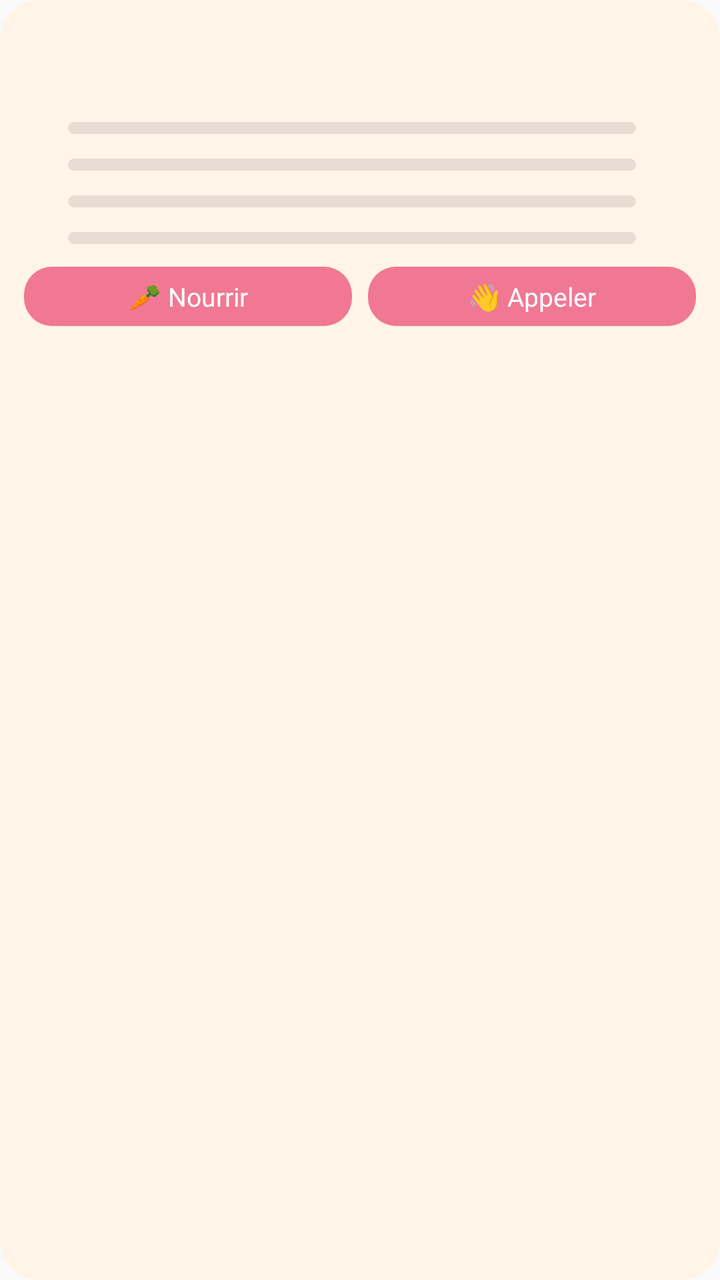
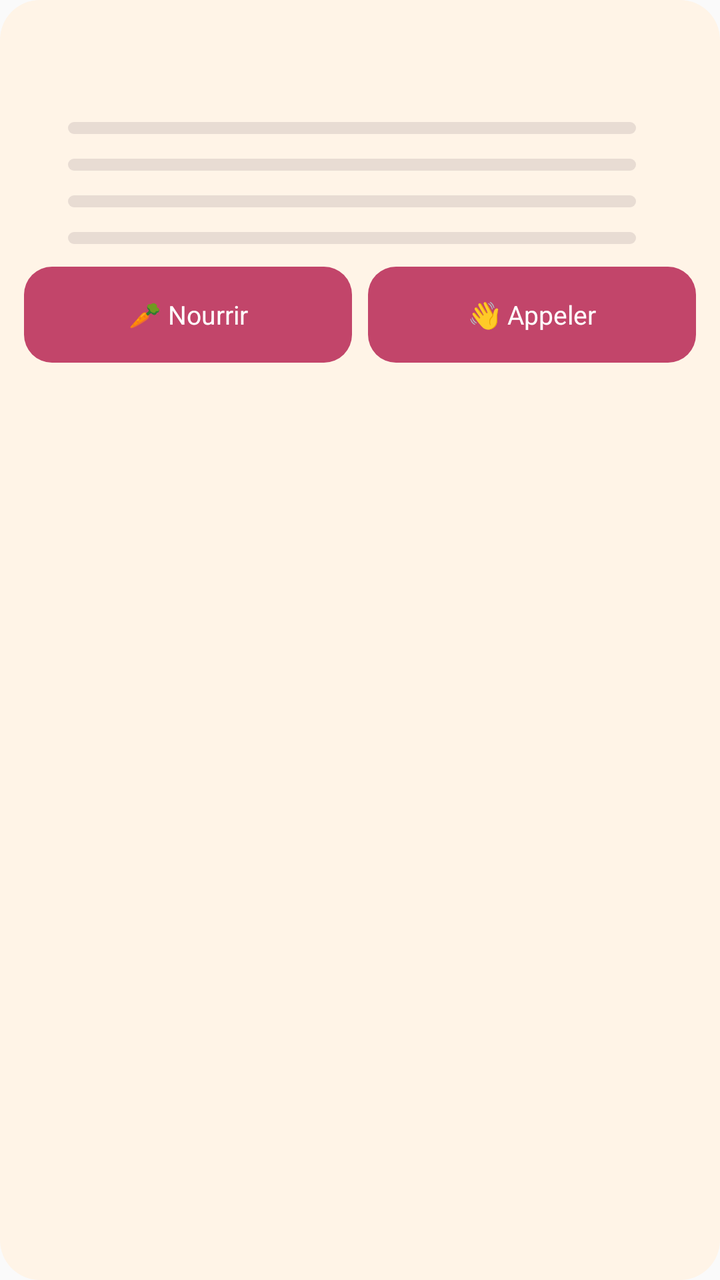

Two renders of the same Android screen: before a commit and after it. Below are the layout's source before the change and the commit's diff.
<!-- AndroidManifest.xml: application theme android:Theme.Material.Light.NoActionBar -->
<!-- res/layout/widget_pet.xml -->
<?xml version="1.0" encoding="utf-8"?>
<LinearLayout xmlns:android="http://schemas.android.com/apk/res/android"
    android:id="@+id/widget_root"
    android:layout_width="match_parent"
    android:layout_height="match_parent"
    android:background="@drawable/widget_bg"
    android:orientation="vertical"
    android:padding="12dp">

    <TextView
        android:id="@+id/widget_title"
        android:layout_width="match_parent"
        android:layout_height="wrap_content"
        android:ellipsize="end"
        android:maxLines="1"
        android:textColor="#FF3A2E39"
        android:textSize="16sp"
        android:textStyle="bold" />

    <TextView
        android:id="@+id/widget_subtitle"
        android:layout_width="match_parent"
        android:layout_height="wrap_content"
        android:ellipsize="end"
        android:maxLines="1"
        android:textColor="#FF7A6B75"
        android:textSize="12sp" />

    <LinearLayout
        android:id="@+id/widget_gauges"
        android:layout_width="match_parent"
        android:layout_height="wrap_content"
        android:layout_marginTop="4dp"
        android:orientation="vertical">
        <LinearLayout
            android:layout_width="match_parent"
            android:layout_height="wrap_content"
            android:layout_marginTop="2dp"
            android:gravity="center_vertical"
            android:orientation="horizontal">

            <TextView
                android:id="@+id/widget_g0_label"
                android:layout_width="22dp"
                android:layout_height="wrap_content"
                android:textSize="12sp" />

            <ProgressBar
                android:id="@+id/widget_g0_bar"
                style="@android:style/Widget.ProgressBar.Horizontal"
                android:layout_width="0dp"
                android:layout_height="6dp"
                android:layout_weight="1"
                android:max="100"
                android:progressTint="#FFF07893"
                android:progressBackgroundTint="#FFE8DCD3" />

            <TextView
                android:id="@+id/widget_g0_value"
                android:layout_width="30dp"
                android:layout_height="wrap_content"
                android:paddingHorizontal="4dp"
                android:textColor="#FF7A6B75"
                android:textSize="11sp" />
        </LinearLayout>
        <LinearLayout
            android:layout_width="match_parent"
            android:layout_height="wrap_content"
            android:layout_marginTop="2dp"
            android:gravity="center_vertical"
            android:orientation="horizontal">

            <TextView
                android:id="@+id/widget_g1_label"
                android:layout_width="22dp"
                android:layout_height="wrap_content"
                android:textSize="12sp" />

            <ProgressBar
                android:id="@+id/widget_g1_bar"
                style="@android:style/Widget.ProgressBar.Horizontal"
                android:layout_width="0dp"
                android:layout_height="6dp"
                android:layout_weight="1"
                android:max="100"
                android:progressTint="#FFF07893"
                android:progressBackgroundTint="#FFE8DCD3" />

            <TextView
                android:id="@+id/widget_g1_value"
                android:layout_width="30dp"
                android:layout_height="wrap_content"
                android:paddingHorizontal="4dp"
                android:textColor="#FF7A6B75"
                android:textSize="11sp" />
        </LinearLayout>
        <LinearLayout
            android:layout_width="match_parent"
            android:layout_height="wrap_content"
            android:layout_marginTop="2dp"
            android:gravity="center_vertical"
            android:orientation="horizontal">

            <TextView
                android:id="@+id/widget_g2_label"
                android:layout_width="22dp"
                android:layout_height="wrap_content"
                android:textSize="12sp" />

            <ProgressBar
                android:id="@+id/widget_g2_bar"
                style="@android:style/Widget.ProgressBar.Horizontal"
                android:layout_width="0dp"
                android:layout_height="6dp"
                android:layout_weight="1"
                android:max="100"
                android:progressTint="#FFF07893"
                android:progressBackgroundTint="#FFE8DCD3" />

            <TextView
                android:id="@+id/widget_g2_value"
                android:layout_width="30dp"
                android:layout_height="wrap_content"
                android:paddingHorizontal="4dp"
                android:textColor="#FF7A6B75"
                android:textSize="11sp" />
        </LinearLayout>
        <LinearLayout
            android:layout_width="match_parent"
            android:layout_height="wrap_content"
            android:layout_marginTop="2dp"
            android:gravity="center_vertical"
            android:orientation="horizontal">

            <TextView
                android:id="@+id/widget_g3_label"
                android:layout_width="22dp"
                android:layout_height="wrap_content"
                android:textSize="12sp" />

            <ProgressBar
                android:id="@+id/widget_g3_bar"
                style="@android:style/Widget.ProgressBar.Horizontal"
                android:layout_width="0dp"
                android:layout_height="6dp"
                android:layout_weight="1"
                android:max="100"
                android:progressTint="#FFF07893"
                android:progressBackgroundTint="#FFE8DCD3" />

            <TextView
                android:id="@+id/widget_g3_value"
                android:layout_width="30dp"
                android:layout_height="wrap_content"
                android:paddingHorizontal="4dp"
                android:textColor="#FF7A6B75"
                android:textSize="11sp" />
        </LinearLayout>
    </LinearLayout>

    <TextView
        android:id="@+id/widget_status"
        android:layout_width="match_parent"
        android:layout_height="wrap_content"
        android:ellipsize="end"
        android:maxLines="1"
        android:textColor="#FF7A6B75"
        android:textSize="11sp"
        android:visibility="gone" />

    <LinearLayout
        android:id="@+id/widget_buttons"
        android:layout_width="match_parent"
        android:layout_height="wrap_content"
        android:layout_marginTop="6dp"
        android:orientation="horizontal">

        <TextView
            android:id="@+id/widget_feed"
            android:layout_width="0dp"
            android:layout_height="wrap_content"
            android:layout_weight="1"
            android:background="@drawable/widget_button_bg"
            android:gravity="center"
            android:padding="6dp"
            android:text="@string/widget_feed"
            android:textColor="#FFFFFFFF"
            android:textSize="13sp" />

        
        <FrameLayout
            android:id="@+id/widget_gap"
            android:layout_width="8dp"
            android:layout_height="1dp" />

        <TextView
            android:id="@+id/widget_call"
            android:layout_width="0dp"
            android:layout_height="wrap_content"
            android:layout_weight="1"
            android:background="@drawable/widget_button_bg"
            android:gravity="center"
            android:padding="6dp"
            android:text="@string/widget_call"
            android:textColor="#FFFFFFFF"
            android:textSize="13sp" />
    </LinearLayout>
</LinearLayout>
<!-- resources referenced by this layout -->
<resources>
  <!-- drawable widget_bg (drawable) -->
  <?xml version="1.0" encoding="utf-8"?>
  <shape xmlns:android="http://schemas.android.com/apk/res/android" android:shape="rectangle">
      <solid android:color="#F2FFF4E6" />
      <corners android:radius="20dp" />
  </shape>
  <!-- drawable widget_button_bg (drawable) -->
  <?xml version="1.0" encoding="utf-8"?>
  <shape xmlns:android="http://schemas.android.com/apk/res/android" android:shape="rectangle">
      <solid android:color="#FFF07893" />
      <corners android:radius="14dp" />
  </shape>
  <string name="widget_call">👋 Appeler</string>
  <string name="widget_feed">🥕 Nourrir</string>
</resources>

<!-- the commit's change to res/layout/widget_pet.xml (unified diff, before → after) -->
@@ -32,7 +32,10 @@
         android:layout_height="wrap_content"
         android:layout_marginTop="4dp"
         android:orientation="vertical">
-        <LinearLayout
+        
+        <LinearLayout
+            android:id="@+id/widget_g0_row"
+            android:screenReaderFocusable="true"
             android:layout_width="match_parent"
             android:layout_height="wrap_content"
             android:layout_marginTop="2dp"
@@ -41,12 +44,14 @@
 
             <TextView
                 android:id="@+id/widget_g0_label"
+                android:importantForAccessibility="no"
                 android:layout_width="22dp"
                 android:layout_height="wrap_content"
                 android:textSize="12sp" />
 
             <ProgressBar
                 android:id="@+id/widget_g0_bar"
+                android:importantForAccessibility="no"
                 style="@android:style/Widget.ProgressBar.Horizontal"
                 android:layout_width="0dp"
                 android:layout_height="6dp"
@@ -57,13 +62,18 @@
 
             <TextView
                 android:id="@+id/widget_g0_value"
-                android:layout_width="30dp"
-                android:layout_height="wrap_content"
-                android:paddingHorizontal="4dp"
-                android:textColor="#FF7A6B75"
-                android:textSize="11sp" />
-        </LinearLayout>
-        <LinearLayout
+                android:importantForAccessibility="no"
+                android:layout_width="wrap_content"
+                android:minWidth="30dp"
+                android:layout_height="wrap_content"
+                android:paddingHorizontal="4dp"
+                android:textColor="#FF7A6B75"
+                android:textSize="11sp" />
+        </LinearLayout>
+        
+        <LinearLayout
+            android:id="@+id/widget_g1_row"
+            android:screenReaderFocusable="true"
             android:layout_width="match_parent"
             android:layout_height="wrap_content"
             android:layout_marginTop="2dp"
@@ -72,12 +82,14 @@
 
             <TextView
                 android:id="@+id/widget_g1_label"
+                android:importantForAccessibility="no"
                 android:layout_width="22dp"
                 android:layout_height="wrap_content"
                 android:textSize="12sp" />
 
             <ProgressBar
                 android:id="@+id/widget_g1_bar"
+                android:importantForAccessibility="no"
                 style="@android:style/Widget.ProgressBar.Horizontal"
                 android:layout_width="0dp"
                 android:layout_height="6dp"
@@ -88,13 +100,18 @@
 
             <TextView
                 android:id="@+id/widget_g1_value"
-                android:layout_width="30dp"
-                android:layout_height="wrap_content"
-                android:paddingHorizontal="4dp"
-                android:textColor="#FF7A6B75"
-                android:textSize="11sp" />
-        </LinearLayout>
-        <LinearLayout
+                android:importantForAccessibility="no"
+                android:layout_width="wrap_content"
+                android:minWidth="30dp"
+                android:layout_height="wrap_content"
+                android:paddingHorizontal="4dp"
+                android:textColor="#FF7A6B75"
+                android:textSize="11sp" />
+        </LinearLayout>
+        
+        <LinearLayout
+            android:id="@+id/widget_g2_row"
+            android:screenReaderFocusable="true"
             android:layout_width="match_parent"
             android:layout_height="wrap_content"
             android:layout_marginTop="2dp"
@@ -103,12 +120,14 @@
 
             <TextView
                 android:id="@+id/widget_g2_label"
+                android:importantForAccessibility="no"
                 android:layout_width="22dp"
                 android:layout_height="wrap_content"
                 android:textSize="12sp" />
 
             <ProgressBar
                 android:id="@+id/widget_g2_bar"
+                android:importantForAccessibility="no"
                 style="@android:style/Widget.ProgressBar.Horizontal"
                 android:layout_width="0dp"
                 android:layout_height="6dp"
@@ -119,13 +138,18 @@
 
             <TextView
                 android:id="@+id/widget_g2_value"
-                android:layout_width="30dp"
-                android:layout_height="wrap_content"
-                android:paddingHorizontal="4dp"
-                android:textColor="#FF7A6B75"
-                android:textSize="11sp" />
-        </LinearLayout>
-        <LinearLayout
+                android:importantForAccessibility="no"
+                android:layout_width="wrap_content"
+                android:minWidth="30dp"
+                android:layout_height="wrap_content"
+                android:paddingHorizontal="4dp"
+                android:textColor="#FF7A6B75"
+                android:textSize="11sp" />
+        </LinearLayout>
+        
+        <LinearLayout
+            android:id="@+id/widget_g3_row"
+            android:screenReaderFocusable="true"
             android:layout_width="match_parent"
             android:layout_height="wrap_content"
             android:layout_marginTop="2dp"
@@ -134,12 +158,14 @@
 
             <TextView
                 android:id="@+id/widget_g3_label"
+                android:importantForAccessibility="no"
                 android:layout_width="22dp"
                 android:layout_height="wrap_content"
                 android:textSize="12sp" />
 
             <ProgressBar
                 android:id="@+id/widget_g3_bar"
+                android:importantForAccessibility="no"
                 style="@android:style/Widget.ProgressBar.Horizontal"
                 android:layout_width="0dp"
                 android:layout_height="6dp"
@@ -150,7 +176,9 @@
 
             <TextView
                 android:id="@+id/widget_g3_value"
-                android:layout_width="30dp"
+                android:importantForAccessibility="no"
+                android:layout_width="wrap_content"
+                android:minWidth="30dp"
                 android:layout_height="wrap_content"
                 android:paddingHorizontal="4dp"
                 android:textColor="#FF7A6B75"
@@ -177,6 +205,7 @@
 
         <TextView
             android:id="@+id/widget_feed"
+            android:minHeight="48dp"
             android:layout_width="0dp"
             android:layout_height="wrap_content"
             android:layout_weight="1"
@@ -195,6 +224,7 @@
 
         <TextView
             android:id="@+id/widget_call"
+            android:minHeight="48dp"
             android:layout_width="0dp"
             android:layout_height="wrap_content"
             android:layout_weight="1"
<!-- resource entries referenced after the edit -->
@@ -9,7 +9,7 @@
   <!-- drawable widget_button_bg (drawable) -->
   <?xml version="1.0" encoding="utf-8"?>
   <shape xmlns:android="http://schemas.android.com/apk/res/android" android:shape="rectangle">
-      <solid android:color="#FFF07893" />
+      <solid android:color="#FFC2456A" />
       <corners android:radius="14dp" />
   </shape>
   <string name="widget_call">👋 Appeler</string>
